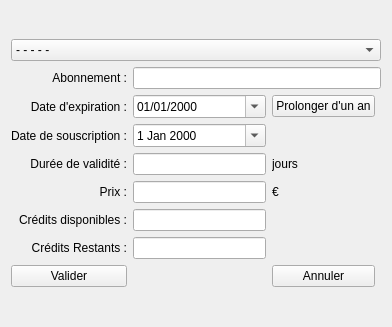
This is f_ajoutercoticarte.ui in nivhg/ludopen as Qt 5 draws it before an edit. The edited form follows.
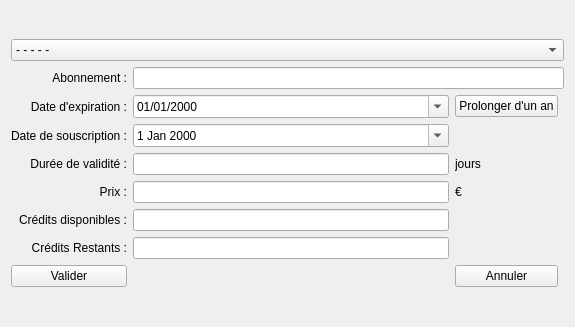
This is the edited form. Icons and pictures are not drawn.

```diff
--- a/f_ajoutercoticarte.ui
+++ b/f_ajoutercoticarte.ui
@@ -6,7 +6,7 @@
    <rect>
     <x>0</x>
     <y>0</y>
-    <width>392</width>
+    <width>575</width>
     <height>327</height>
    </rect>
   </property>
```
